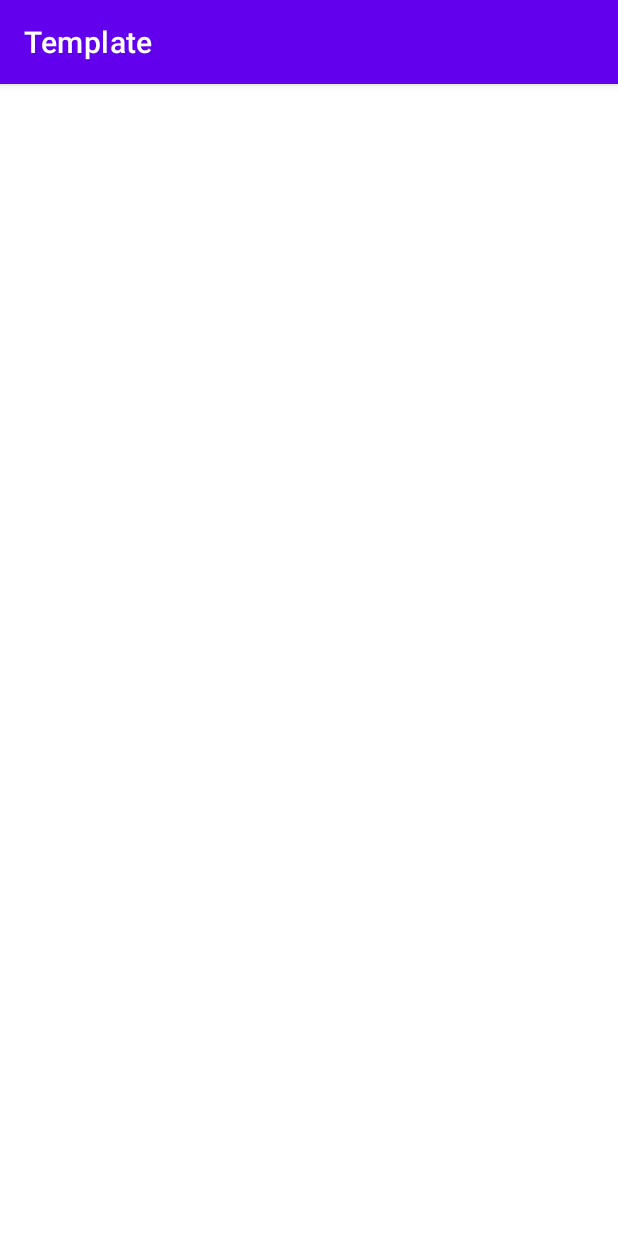
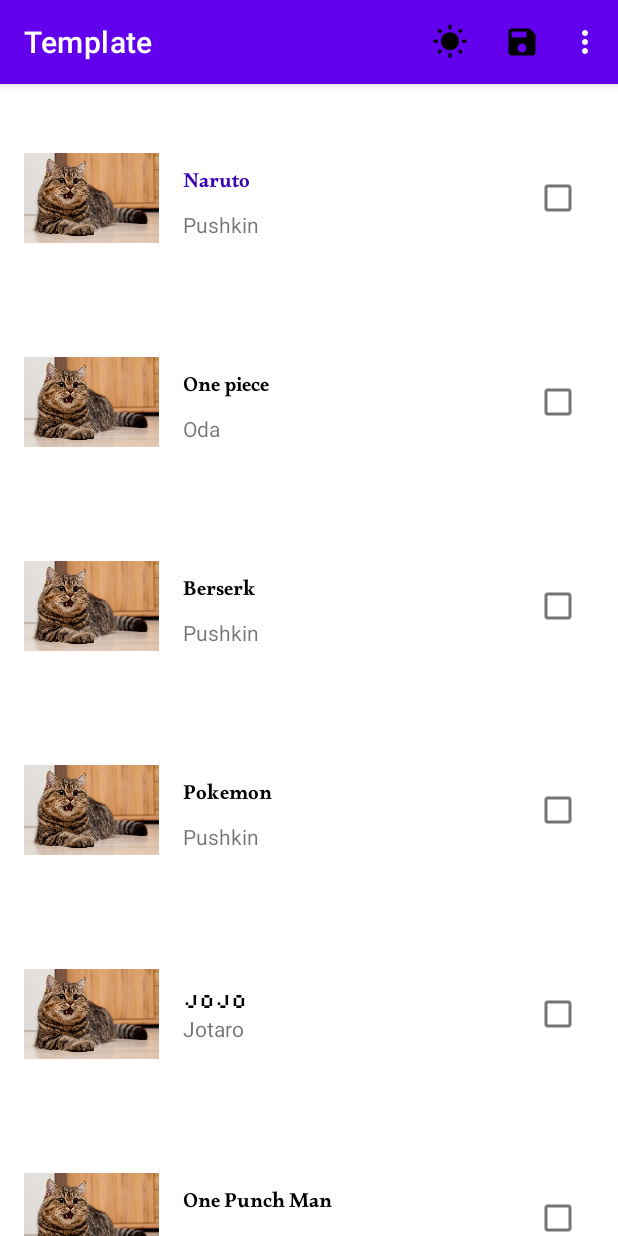
Before and after one commit to EviLPinGuiN/AndroidTemplate-2022, an Android app: the screen it shows after launch (MainActivity), on a phone screen of 412 x 824 dp. Run offline under Robolectric (Android 15) with nearby library versions, the phone set to English and light mode, and no system bars; pictures from the network do not load.

Commit message:
Add recycler view example

```diff
--- a/app/build.gradle
+++ b/app/build.gradle
@@ -2,6 +2,7 @@ plugins {
     id 'com.android.application'
     id 'org.jetbrains.kotlin.android'
     id 'kotlin-parcelize'
+    id 'kotlin-kapt'
 }
 
 android {
@@ -43,6 +44,11 @@ dependencies {
     implementation 'com.google.android.material:material:1.6.1'
     implementation 'androidx.constraintlayout:constraintlayout:2.1.4'
 
+    implementation 'androidx.swiperefreshlayout:swiperefreshlayout:1.1.0'
+
+    implementation 'com.github.bumptech.glide:glide:4.14.2'
+    kapt 'com.github.bumptech.glide:compiler:4.14.2'
+
     testImplementation 'junit:junit:4.13.2'
     androidTestImplementation 'androidx.test.ext:junit:1.1.3'
     androidTestImplementation 'androidx.test.espresso:espresso-core:3.4.0'
--- a/app/src/main/AndroidManifest.xml
+++ b/app/src/main/AndroidManifest.xml
@@ -2,6 +2,8 @@
 <manifest xmlns:android="http://schemas.android.com/apk/res/android"
     xmlns:tools="http://schemas.android.com/tools"
     package="com.itis.template">
+
+    <uses-permission android:name="android.permission.INTERNET"/>
 
     <application
         android:allowBackup="true"
--- a/app/src/main/java/com/itis/template/MainActivity.kt
+++ b/app/src/main/java/com/itis/template/MainActivity.kt
@@ -1,12 +1,23 @@
 package com.itis.template
 
 import android.os.Bundle
+import android.util.Log
+import android.view.Menu
+import android.view.MenuItem
 import androidx.appcompat.app.AppCompatActivity
+import androidx.recyclerview.widget.LinearLayoutManager
+import com.bumptech.glide.Glide
+import com.itis.template.adapter.BookAdapter
+import com.itis.template.adapter.SpaceItemDecorator
 import com.itis.template.databinding.ActivityMainBinding
+import com.itis.template.model.BookRepository
+import com.itis.template.utils.showSnackbar
 
 class MainActivity : AppCompatActivity() {
 
     private var binding: ActivityMainBinding? = null
+
+    private var adapter: BookAdapter? = null
 
     override fun onCreate(savedInstanceState: Bundle?) {
         super.onCreate(savedInstanceState)
@@ -15,7 +26,46 @@ class MainActivity : AppCompatActivity() {
             setContentView(it.root)
         }
         binding?.run {
+            val itemDecoration = SpaceItemDecorator(
+                this@MainActivity,
+                16.0f
+            )
 
+            adapter = BookAdapter(
+                BookRepository.booksUI,
+                glide = Glide.with(this@MainActivity)
+            ) {
+                root.showSnackbar("You click: ${it.name}")
+            }
+
+            rvBook.adapter = adapter
+            rvBook.layoutManager = LinearLayoutManager(this@MainActivity)
+            rvBook.addItemDecoration(itemDecoration)
         }
     }
+
+
+    override fun onCreateOptionsMenu(menu: Menu): Boolean {
+        menuInflater.inflate(R.menu.menu_main, menu)
+        return true;
+    }
+
+    override fun onOptionsItemSelected(item: MenuItem): Boolean =
+        when (item.itemId) {
+            R.id.action_edit -> {
+                Log.e("MENU", "action_edit")
+                false
+            }
+            R.id.action_save -> {
+
+
+                Log.e("MENU", "action_save")
+                true
+            }
+            R.id.action_preferences -> {
+                Log.e("MENU", "action_preferences")
+                true
+            }
+            else -> super.onOptionsItemSelected(item)
+        }
 }
--- /dev/null
+++ b/app/src/main/java/com/itis/template/adapter/BookAdapter.kt
@@ -0,0 +1,42 @@
+package com.itis.template.adapter
+
+import android.view.LayoutInflater
+import android.view.ViewGroup
+import androidx.recyclerview.widget.RecyclerView
+import com.bumptech.glide.RequestManager
+import com.itis.template.model.BookUiModel
+import com.itis.template.databinding.ItemBookBinding
+
+class BookAdapter(
+    private val list: List<BookUiModel>,
+    private val glide: RequestManager,
+    private val action: (BookUiModel) -> Unit,
+) : RecyclerView.Adapter<BookItem>() {
+
+    override fun onCreateViewHolder(
+        parent: ViewGroup,
+        viewType: Int
+    ): BookItem = BookItem(
+        binding = ItemBookBinding.inflate(
+            LayoutInflater.from(parent.context),
+            parent,
+            false
+        ),
+        glide = glide,
+        action = action
+    )
+
+    override fun onBindViewHolder(
+        holder: BookItem,
+        position: Int
+    ) {
+        holder.onBind(list[position])
+    }
+
+    override fun getItemCount(): Int = list.size
+
+    fun updateDataset() {
+
+        notifyItemChanged(3, true)
+    }
+}
--- /dev/null
+++ b/app/src/main/java/com/itis/template/adapter/BookItem.kt
@@ -0,0 +1,66 @@
+package com.itis.template.adapter
+
+import androidx.core.content.res.ResourcesCompat
+import androidx.recyclerview.widget.RecyclerView
+import com.bumptech.glide.Priority
+import com.bumptech.glide.RequestManager
+import com.bumptech.glide.load.engine.DiskCacheStrategy
+import com.bumptech.glide.request.RequestOptions
+import com.itis.template.R
+import com.itis.template.databinding.ItemBookBinding
+import com.itis.template.model.BookUiModel
+
+class BookItem(
+    private val binding: ItemBookBinding,
+    private val glide: RequestManager,
+    private val action: (BookUiModel) -> Unit,
+) : RecyclerView.ViewHolder(binding.root) {
+
+    private var book: BookUiModel? = null
+
+    private val option = RequestOptions
+        .diskCacheStrategyOf(DiskCacheStrategy.ALL)
+        .priority(Priority.HIGH)
+
+    init {
+        // use only one [setOnClickListener]
+        itemView.setOnClickListener {
+            book?.also(action)
+        }
+    }
+
+    fun onBind(book: BookUiModel) {
+        with(binding) {
+            tvTitle.text = book.name
+            tvDesc.text = book.author
+
+            tvTitle.setTextColor(
+                itemView.context.getColor(book.titleColor)
+            )
+
+            tvTitle.typeface = ResourcesCompat.getFont(itemView.context, book.font)
+            /* bad way
+            if (book.name == "Naruto") {
+                tvTitle.setTextColor(
+                    itemView.context.getColor(R.color.purple_700)
+                )
+            } else {
+                tvTitle.setTextColor(
+                    itemView.context.getColor(R.color.black)
+                )
+            }
+            */
+
+            glide
+                .load(book.cover)
+                .apply(option)
+                .placeholder(R.drawable.cote_error_2)
+                .error(R.drawable.cote)
+                .into(ivCover)
+        }
+    }
+
+    fun updateCheck(isState: Boolean) {
+
+    }
+}
--- /dev/null
+++ b/app/src/main/java/com/itis/template/adapter/SpaceItemDecorator.kt
@@ -0,0 +1,50 @@
+package com.itis.template.adapter
+
+import android.content.Context
+import android.graphics.Rect
+import android.util.TypedValue
+import android.view.View
+import androidx.recyclerview.widget.RecyclerView
+
+class SpaceItemDecorator(
+    private val context: Context,
+    private val spacingDp: Float
+) : RecyclerView.ItemDecoration() {
+
+    private val spacingPx: Int = TypedValue.applyDimension(
+        TypedValue.COMPLEX_UNIT_DIP,
+        spacingDp,
+        context.resources.displayMetrics
+    ).toInt()
+
+    override fun getItemOffsets(
+        outRect: Rect,
+        view: View,
+        parent: RecyclerView,
+        state: RecyclerView.State
+    ) {
+        val spacingMiddle = (spacingPx * 0.5).toInt()
+
+        val viewHolder = parent.getChildViewHolder(view)
+        val currentPosition = parent.getChildAdapterPosition(view).takeIf {
+            it != RecyclerView.NO_POSITION
+        } ?: viewHolder.oldPosition
+
+        when (currentPosition) {
+            0 -> {
+                outRect.top = spacingPx
+                outRect.bottom = spacingMiddle
+            }
+            state.itemCount - 1 -> {
+                outRect.top = spacingMiddle
+                outRect.bottom = spacingPx
+            }
+            else -> {
+                outRect.top = spacingMiddle
+                outRect.bottom = spacingMiddle
+            }
+        }
+        outRect.left = spacingPx
+        outRect.right = spacingPx
+    }
+}
--- /dev/null
+++ b/app/src/main/java/com/itis/template/model/Book.kt
@@ -0,0 +1,8 @@
+package com.itis.template.model
+
+data class Book(
+    val id: Int,
+    val name: String,
+    val author: String,
+    val cover: String
+)
--- /dev/null
+++ b/app/src/main/java/com/itis/template/model/BookRepository.kt
@@ -0,0 +1,93 @@
+package com.itis.template.model
+
+import com.itis.template.R
+
+object BookRepository {
+
+    val books = arrayListOf(
+        Book(
+            id = 0,
+            name = "Naruto",
+            author = "Pushkin",
+            cover = "https://img1.ak.crunchyroll.com/i/spire4/5568ffb263f6bcba85a639980b80dd9a1612993223_full.jpg"
+        ),
+        Book(
+            id = 1,
+            name = "One piece",
+            author = "Oda",
+            cover = "https://static.wikia.nocookie.net/6c34f302-89dd-4e35-85e8-ce3e89f67d20"
+        ),
+        Book(
+            id = 2,
+            name = "Berserk",
+            author = "Pushkin",
+            cover = "https://i.pinimg.com/originals/24/f1/f5/24f1f54f147a70157d56180b5192f6df.jpg"
+        ),
+        Book(
+            id = 3,
+            name = "Pokemon",
+            author = "Pushkin",
+            cover = "https://img1.ak.crunchyroll.com/i/spire4/5568ffb263f6bcba85a639980b80dd9a1612993223_full.jpg"
+        ),
+        Book(
+            id = 5,
+            name = "JoJo",
+            author = "Jotaro",
+            cover = "https://upload.wikimedia.org/wikipedia/ru/c/cd/JoJos_Bizarre_Adventure.jpg"
+        ),
+        Book(
+            id = 6,
+            name = "One Punch Man",
+            author = "Murata",
+            cover = "https://www.mirf.ru/wp-content/uploads/2016/09/Poster.jpg"
+        ),
+        Book(
+            id = 7,
+            name = "Great Teacher Onidzuka",
+            author = "GTO",
+            cover = "https://upload.wikimedia.org/wikipedia/ru/thumb/d/d3/GTO.jpg/230px-GTO.jpg"
+        ),
+        Book(
+            id = 8,
+            name = "Samurai Champloo",
+            author = "Lev",
+            cover = "https://static.wikia.nocookie.net/dubbing9585/images/2/24/Samurai_Champloo.jpg/revision/latest?cb=20180415094726"
+        ),
+        Book(
+            id = 9,
+            name = "Suzume no Tojimari",
+            author = "Makota Senkai",
+            cover = "https://encrypted-tbn0.gstatic.com/images?q=tbn:ANd9GcRCoygbuZfqluhuYRAlyhPbuLHwuRn9OSXAbfG19FfC6jn5vYM1oOIJ_R9_Fj_6RsYIvEs&usqp=CAU"
+        ),
+        Book(
+            id = 10,
+            name = "Trigun",
+            author = "Vern",
+            cover = "https://m.media-amazon.com/images/M/MV5BNjMyYzg4NDMtYmE1OC00YzAxLTlhZGMtNjIyMWZkZjQyOWZhXkEyXkFqcGdeQXVyNjc3OTE4Nzk@._V1_FMjpg_UX1000_.jpg"
+        ),
+
+        )
+
+
+    val booksUI = books.map {
+        val titleColor = if (it.name == "Naruto")
+            R.color.purple_700
+        else
+            R.color.black
+
+        val font = if (it.name.length > 5) {
+            R.font.alkalami
+        } else {
+            R.font.silkscreen
+        }
+
+        BookUiModel(
+            id = it.id,
+            name = it.name,
+            author = it.author,
+            cover = it.cover,
+            titleColor = titleColor,
+            font = font
+        )
+    }
+}
--- /dev/null
+++ b/app/src/main/java/com/itis/template/model/BookUiModel.kt
@@ -0,0 +1,13 @@
+package com.itis.template.model
+
+import androidx.annotation.ColorRes
+import androidx.annotation.FontRes
+
+data class BookUiModel(
+    val id: Int,
+    val name: String,
+    val author: String,
+    val cover: String,
+    @ColorRes val titleColor: Int,
+    @FontRes val font: Int
+)
--- /dev/null
+++ b/app/src/main/java/com/itis/template/utils/ViewExt.kt
@@ -0,0 +1,11 @@
+package com.itis.template.utils
+
+import android.view.View
+import com.google.android.material.snackbar.Snackbar
+
+fun View.showSnackbar(
+    text: String,
+    length: Int = Snackbar.LENGTH_LONG
+) {
+    Snackbar.make(this, text, length).show()
+}
--- /dev/null
+++ b/app/src/main/res/drawable/ic_baseline_save_24.xml
@@ -0,0 +1,5 @@
+<vector android:height="24dp" android:tint="#000000"
+    android:viewportHeight="24" android:viewportWidth="24"
+    android:width="24dp" xmlns:android="http://schemas.android.com/apk/res/android">
+    <path android:fillColor="@android:color/white" android:pathData="M17,3L5,3c-1.11,0 -2,0.9 -2,2v14c0,1.1 0.89,2 2,2h14c1.1,0 2,-0.9 2,-2L21,7l-4,-4zM12,19c-1.66,0 -3,-1.34 -3,-3s1.34,-3 3,-3 3,1.34 3,3 -1.34,3 -3,3zM15,9L5,9L5,5h10v4z"/>
+</vector>
--- /dev/null
+++ b/app/src/main/res/drawable/ic_baseline_wb_sunny_24.xml
@@ -0,0 +1,5 @@
+<vector android:height="24dp" android:tint="#000000"
+    android:viewportHeight="24" android:viewportWidth="24"
+    android:width="24dp" xmlns:android="http://schemas.android.com/apk/res/android">
+    <path android:fillColor="@android:color/white" android:pathData="M6.76,4.84l-1.8,-1.79 -1.41,1.41 1.79,1.79 1.42,-1.41zM4,10.5L1,10.5v2h3v-2zM13,0.55h-2L11,3.5h2L13,0.55zM20.45,4.46l-1.41,-1.41 -1.79,1.79 1.41,1.41 1.79,-1.79zM17.24,18.16l1.79,1.8 1.41,-1.41 -1.8,-1.79 -1.4,1.4zM20,10.5v2h3v-2h-3zM12,5.5c-3.31,0 -6,2.69 -6,6s2.69,6 6,6 6,-2.69 6,-6 -2.69,-6 -6,-6zM11,22.45h2L13,19.5h-2v2.95zM3.55,18.54l1.41,1.41 1.79,-1.8 -1.41,-1.41 -1.79,1.8z"/>
+</vector>
--- a/app/src/main/res/layout/activity_main.xml
+++ b/app/src/main/res/layout/activity_main.xml
@@ -7,95 +7,18 @@
     android:orientation="vertical"
     tools:context=".MainActivity">
 
+    <androidx.swiperefreshlayout.widget.SwipeRefreshLayout
+        android:layout_width="match_parent"
+        android:layout_height="match_parent">
 
-    <androidx.constraintlayout.widget.Guideline
-        android:id="@+id/gl_center"
-        android:layout_width="wrap_content"
-        android:layout_height="wrap_content"
-        android:orientation="horizontal"
-        app:layout_constraintGuide_percent="0.5" />
-
-    <TextView
-        android:id="@+id/tv_hello_message_2"
-        android:layout_width="wrap_content"
-        android:layout_height="wrap_content"
-        android:text="Hello World!"
-        android:textSize="32sp"
-        app:layout_constraintBottom_toBottomOf="parent"
-        app:layout_constraintEnd_toEndOf="parent"
-        app:layout_constraintStart_toStartOf="parent"
-        app:layout_constraintTop_toBottomOf="@id/tv_hello_message_1" />
-
-    <TextView
-        android:id="@+id/tv_hello_message"
-        android:layout_width="wrap_content"
-        android:layout_height="wrap_content"
-        android:text="Hello World!"
-        android:textSize="32sp"
-        app:layout_constraintBottom_toTopOf="@id/tv_hello_message_1"
-        app:layout_constraintEnd_toEndOf="parent"
-        app:layout_constraintStart_toStartOf="parent"
-        app:layout_constraintTop_toBottomOf="@id/gl_center"
-        app:layout_constraintVertical_bias="0"
-        app:layout_constraintVertical_chainStyle="packed"
-        />
-
-    <TextView
-        android:id="@+id/tv_hello_message_1"
-        android:layout_width="wrap_content"
-        android:layout_height="wrap_content"
-        android:text="Hello World!"
-        android:textSize="32sp"
-        app:layout_constraintBottom_toTopOf="@id/tv_hello_message_2"
-        app:layout_constraintEnd_toEndOf="parent"
-        app:layout_constraintStart_toStartOf="parent"
-        app:layout_constraintTop_toBottomOf="@id/tv_hello_message" />
-
-    <TextView
-        android:id="@+id/button"
-        android:layout_width="0dp"
-        android:layout_height="180dp"
-        android:text="Button sdsd sd sd s Button sdsd sd sd sButton sdsd sd sd sButton sdsd sd sd s"
-        android:textSize="20sp"
-        android:visibility="gone"
-        app:layout_constraintBaseline_toBaselineOf="@id/tv_hello_message"
-        app:layout_constraintDimensionRatio="16:9"
-        app:layout_constraintEnd_toEndOf="parent"
-        app:layout_constraintStart_toEndOf="@id/tv_hello_message" />
-
-    <com.google.android.material.textfield.TextInputLayout
-        android:id="@+id/textInputLayout"
-        android:layout_width="match_parent"
-        android:layout_height="wrap_content"
-        android:visibility="gone"
-        app:layout_constraintTop_toTopOf="parent"
-        app:passwordToggleEnabled="true"
-        app:passwordToggleTint="#DC3333">
-
-        <com.google.android.material.textfield.TextInputEditText
+        <androidx.recyclerview.widget.RecyclerView
+            android:id="@+id/rv_book"
             android:layout_width="match_parent"
             android:layout_height="match_parent"
-            android:inputType="textPassword" />
-    </com.google.android.material.textfield.TextInputLayout>
+            android:orientation="vertical"
+            tools:itemCount="5"
+            tools:listitem="@layout/item_book" />
 
-
-    <ImageView
-        android:id="@+id/image"
-        android:layout_width="0dp"
-        android:layout_height="0dp"
-        android:scaleType="center"
-        android:src="@drawable/cote"
-        android:visibility="visible"
-        app:layout_constraintDimensionRatio="16:9"
-        app:layout_constraintEnd_toEndOf="parent"
-        app:layout_constraintStart_toStartOf="parent"
-        app:layout_constraintTop_toTopOf="parent" />
-
-    <androidx.constraintlayout.widget.Group
-        android:id="@+id/group_content"
-        android:layout_width="wrap_content"
-        android:layout_height="wrap_content"
-        android:visibility="visible"
-        app:constraint_referenced_ids="tv_hello_message_1,tv_hello_message,tv_hello_message_2" />
+    </androidx.swiperefreshlayout.widget.SwipeRefreshLayout>
 
 </androidx.constraintlayout.widget.ConstraintLayout>
--- /dev/null
+++ b/app/src/main/res/layout/item_book.xml
@@ -0,0 +1,52 @@
+<?xml version="1.0" encoding="utf-8"?>
+<androidx.constraintlayout.widget.ConstraintLayout xmlns:android="http://schemas.android.com/apk/res/android"
+    xmlns:app="http://schemas.android.com/apk/res-auto"
+    xmlns:tools="http://schemas.android.com/tools"
+    android:layout_width="match_parent"
+    android:layout_height="wrap_content"
+    android:background="?selectableItemBackground">
+
+    <ImageView
+        android:id="@+id/iv_cover"
+        android:layout_width="90dp"
+        android:layout_height="120dp"
+        android:src="@drawable/ic_baseline_wb_sunny_24"
+        app:layout_constraintBottom_toBottomOf="parent"
+        app:layout_constraintStart_toStartOf="parent"
+        app:layout_constraintTop_toTopOf="parent"
+        tools:layout_marginBottom="12dp"
+        tools:layout_marginStart="16dp"
+        tools:layout_marginTop="12dp" />
+
+    <TextView
+        android:id="@+id/tv_title"
+        android:layout_width="0dp"
+        android:layout_height="wrap_content"
+        android:layout_marginStart="16dp"
+        android:fontFamily="sans-serif-medium"
+        android:textColor="@color/black"
+        app:layout_constraintBottom_toTopOf="@id/tv_desc"
+        app:layout_constraintEnd_toEndOf="parent"
+        app:layout_constraintStart_toEndOf="@id/iv_cover"
+        app:layout_constraintTop_toTopOf="parent"
+        app:layout_constraintVertical_chainStyle="packed"
+        tools:text="Spy X Family" />
+
+    <TextView
+        android:id="@+id/tv_desc"
+        android:layout_width="0dp"
+        android:layout_height="wrap_content"
+        app:layout_constraintBottom_toBottomOf="parent"
+        app:layout_constraintEnd_toEndOf="parent"
+        app:layout_constraintStart_toStartOf="@id/tv_title"
+        app:layout_constraintTop_toBottomOf="@id/tv_title"
+        tools:text="Lev Pushkin" />
+
+    <CheckBox
+        android:id="@+id/checkbox"
+        android:layout_width="wrap_content"
+        android:layout_height="wrap_content"
+        app:layout_constraintBottom_toBottomOf="parent"
+        app:layout_constraintEnd_toEndOf="parent"
+        app:layout_constraintTop_toTopOf="parent" />
+</androidx.constraintlayout.widget.ConstraintLayout>
--- /dev/null
+++ b/app/src/main/res/menu/menu_main.xml
@@ -0,0 +1,20 @@
+<?xml version="1.0" encoding="utf-8"?>
+<menu xmlns:android="http://schemas.android.com/apk/res/android"
+    xmlns:app="http://schemas.android.com/apk/res-auto">
+
+    <item
+        android:id="@+id/action_edit"
+        android:icon="@drawable/ic_baseline_wb_sunny_24"
+        android:title="Edit"
+        app:showAsAction="always" />
+    <item
+        android:id="@+id/action_save"
+        android:icon="@drawable/ic_baseline_save_24"
+        android:title="Save"
+        app:showAsAction="ifRoom" />
+    <item
+        android:id="@+id/action_preferences"
+        android:title="Preferences"
+        android:icon="@drawable/ic_baseline_wb_sunny_24"
+        app:showAsAction="never" />
+</menu>
--- a/app/src/main/res/values/colors.xml
+++ b/app/src/main/res/values/colors.xml
@@ -9,4 +9,5 @@
     <color name="white">#FFFFFFFF</color>
 
     <color name="red_blue">#673AB7</color>
+    <color name="red_blue_2">#B73A62</color>
 </resources>
```
Also changed, not shown: app/src/main/res/drawable/cote_error_2.gif (added), app/src/main/res/font/alkalami.ttf (added), app/src/main/res/font/silkscreen.ttf (added).
